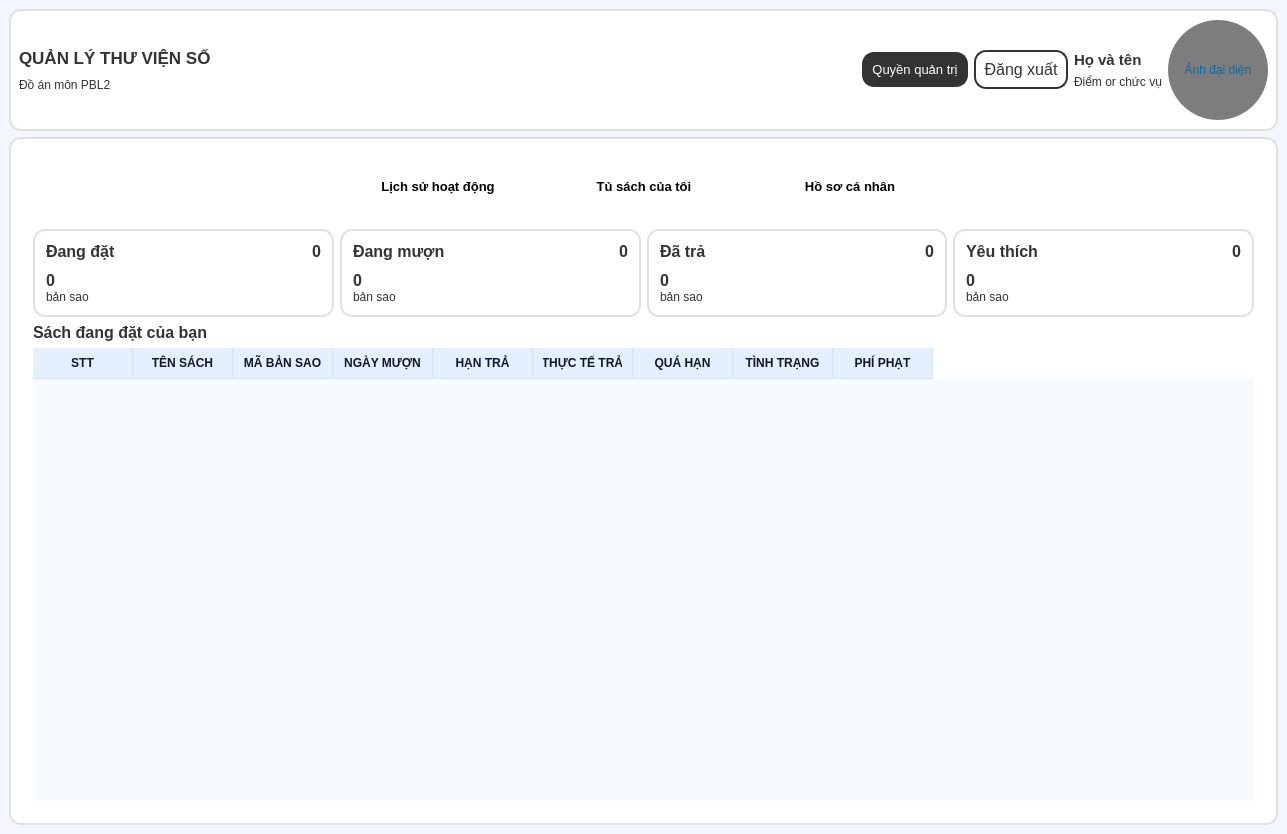
thanhtrung411/PBL2_new, file info.ui: the form before one commit.
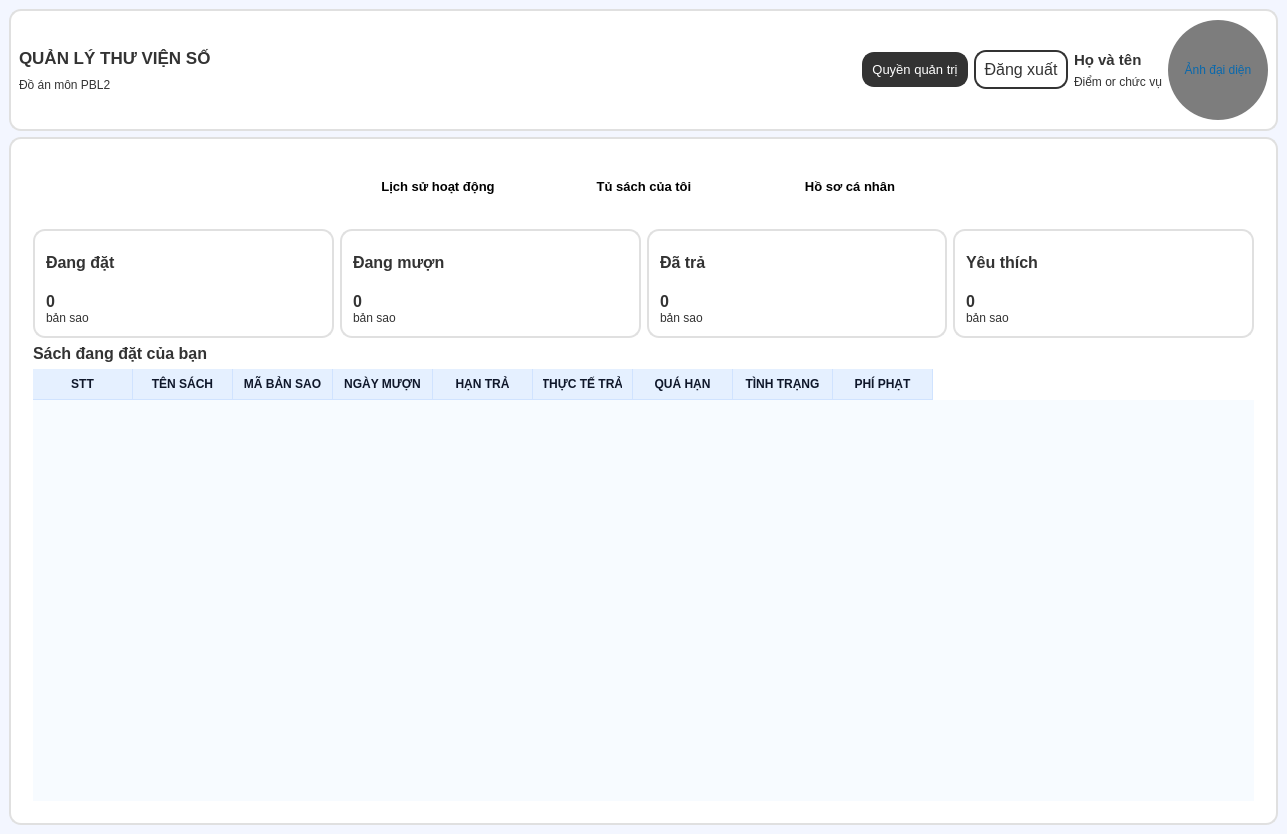
The form after the commit. The open tabs and pages were chosen to show the change. Icons and pictures are not drawn.

What changed in the file:
```diff
--- a/info.ui
+++ b/info.ui
@@ -550,8 +550,8 @@
                    <rect>
                     <x>0</x>
                     <y>0</y>
-                    <width>579</width>
-                    <height>242</height>
+                    <width>1231</width>
+                    <height>577</height>
                    </rect>
                   </property>
                   <layout class="QVBoxLayout" name="verticalLayout_16">
@@ -605,19 +605,35 @@
                            </widget>
                           </item>
                           <item>
-                           <widget class="QLabel" name="label_43">
-                            <property name="font">
-                             <font>
-                              <family>Segoe UI</family>
-                              <pointsize>12</pointsize>
-                              <bold>true</bold>
-                             </font>
+                           <widget class="QPushButton" name="pushButton">
+                            <property name="minimumSize">
+                             <size>
+                              <width>40</width>
+                              <height>40</height>
+                             </size>
+                            </property>
+                            <property name="maximumSize">
+                             <size>
+                              <width>40</width>
+                              <height>40</height>
+                             </size>
+                            </property>
+                            <property name="styleSheet">
+                             <string notr="true">border: 0px;
+border-radius: 0px;</string>
                             </property>
                             <property name="text">
-                             <string>0</string>
+                             <string/>
                             </property>
-                            <property name="alignment">
-                             <set>Qt::AlignmentFlag::AlignRight|Qt::AlignmentFlag::AlignTrailing|Qt::AlignmentFlag::AlignVCenter</set>
+                            <property name="icon">
+                             <iconset resource="resource.qrc">
+                              <normaloff>:/icons/icons_/check-book.png</normaloff>:/icons/icons_/check-book.png</iconset>
+                            </property>
+                            <property name="iconSize">
+                             <size>
+                              <width>40</width>
+                              <height>40</height>
+                             </size>
                             </property>
                            </widget>
                           </item>
@@ -714,19 +730,35 @@
                            </widget>
                           </item>
                           <item>
-                           <widget class="QLabel" name="label_54">
-                            <property name="font">
-                             <font>
-                              <family>Segoe UI</family>
-                              <pointsize>12</pointsize>
-                              <bold>true</bold>
-                             </font>
+                           <widget class="QPushButton" name="pushButton_6">
+                            <property name="minimumSize">
+                             <size>
+                              <width>40</width>
+                              <height>40</height>
+                             </size>
+                            </property>
+                            <property name="maximumSize">
+                             <size>
+                              <width>40</width>
+                              <height>40</height>
+                             </size>
+                            </property>
+                            <property name="styleSheet">
+                             <string notr="true">border: 0px;
+border-radius: 0px;</string>
                             </property>
                             <property name="text">
-                             <string>0</string>
+                             <string/>
                             </property>
-                            <property name="alignment">
-                             <set>Qt::AlignmentFlag::AlignRight|Qt::AlignmentFlag::AlignTrailing|Qt::AlignmentFlag::AlignVCenter</set>
+                            <property name="icon">
+                             <iconset resource="resource.qrc">
+                              <normaloff>:/icons/icons_/reading-book.png</normaloff>:/icons/icons_/reading-book.png</iconset>
+                            </property>
+                            <property name="iconSize">
+                             <size>
+                              <width>40</width>
+                              <height>40</height>
+                             </size>
                             </property>
                            </widget>
                           </item>
@@ -823,19 +855,35 @@
                            </widget>
                           </item>
                           <item>
-                           <widget class="QLabel" name="label_50">
-                            <property name="font">
-                             <font>
-                              <family>Segoe UI</family>
-                              <pointsize>12</pointsize>
-                              <bold>true</bold>
-                             </font>
+                           <widget class="QPushButton" name="pushButton_5">
+                            <property name="minimumSize">
+                             <size>
+                              <width>40</width>
+                              <height>40</height>
+                             </size>
+                            </property>
+                            <property name="maximumSize">
+                             <size>
+                              <width>40</width>
+                              <height>40</height>
+                             </size>
+                            </property>
+                            <property name="styleSheet">
+                             <string notr="true">border: 0px;
+border-radius: 0px;</string>
                             </property>
                             <property name="text">
-                             <string>0</string>
+                             <string/>
                             </property>
-                            <property name="alignment">
-                             <set>Qt::AlignmentFlag::AlignRight|Qt::AlignmentFlag::AlignTrailing|Qt::AlignmentFlag::AlignVCenter</set>
+                            <property name="icon">
+                             <iconset resource="resource.qrc">
+                              <normaloff>:/icons/icons_/reshot-icon-borrow-book-GJM3PD62HZ.svg</normaloff>:/icons/icons_/reshot-icon-borrow-book-GJM3PD62HZ.svg</iconset>
+                            </property>
+                            <property name="iconSize">
+                             <size>
+                              <width>40</width>
+                              <height>40</height>
+                             </size>
                             </property>
                            </widget>
                           </item>
@@ -932,19 +980,35 @@
                            </widget>
                           </item>
                           <item>
-                           <widget class="QLabel" name="label_52">
-                            <property name="font">
-                             <font>
-                              <family>Segoe UI</family>
-                              <pointsize>12</pointsize>
-                              <bold>true</bold>
-                             </font>
+                           <widget class="QPushButton" name="pushButton_2">
+                            <property name="minimumSize">
+                             <size>
+                              <width>40</width>
+                              <height>40</height>
+                             </size>
+                            </property>
+                            <property name="maximumSize">
+                             <size>
+                              <width>40</width>
+                              <height>40</height>
+                             </size>
+                            </property>
+                            <property name="styleSheet">
+                             <string notr="true">border: 0px;
+border-radius: 0px;</string>
                             </property>
                             <property name="text">
-                             <string>0</string>
+                             <string/>
                             </property>
-                            <property name="alignment">
-                             <set>Qt::AlignmentFlag::AlignRight|Qt::AlignmentFlag::AlignTrailing|Qt::AlignmentFlag::AlignVCenter</set>
+                            <property name="icon">
+                             <iconset resource="resource.qrc">
+                              <normaloff>:/icons/icons_/like.png</normaloff>:/icons/icons_/like.png</iconset>
+                            </property>
+                            <property name="iconSize">
+                             <size>
+                              <width>40</width>
+                              <height>40</height>
+                             </size>
                             </property>
                            </widget>
                           </item>
```
Left out of the diff: 24 changed lines with no effect on the pictures.
